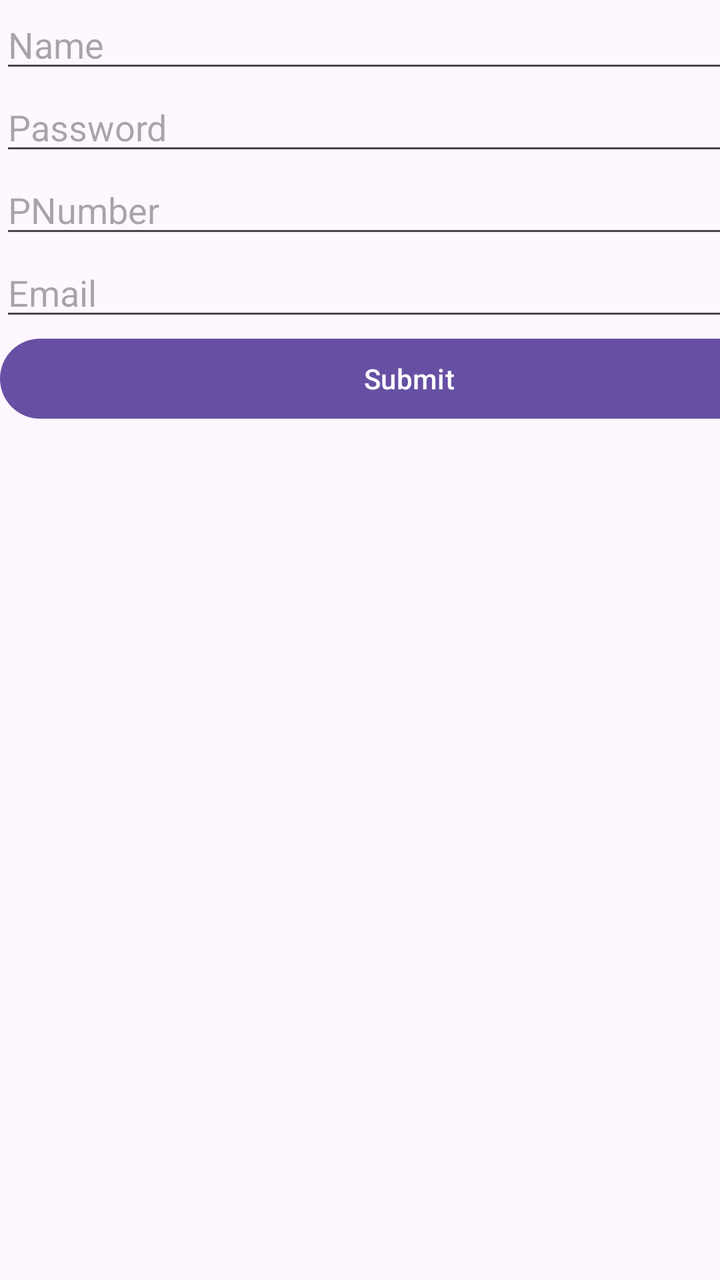
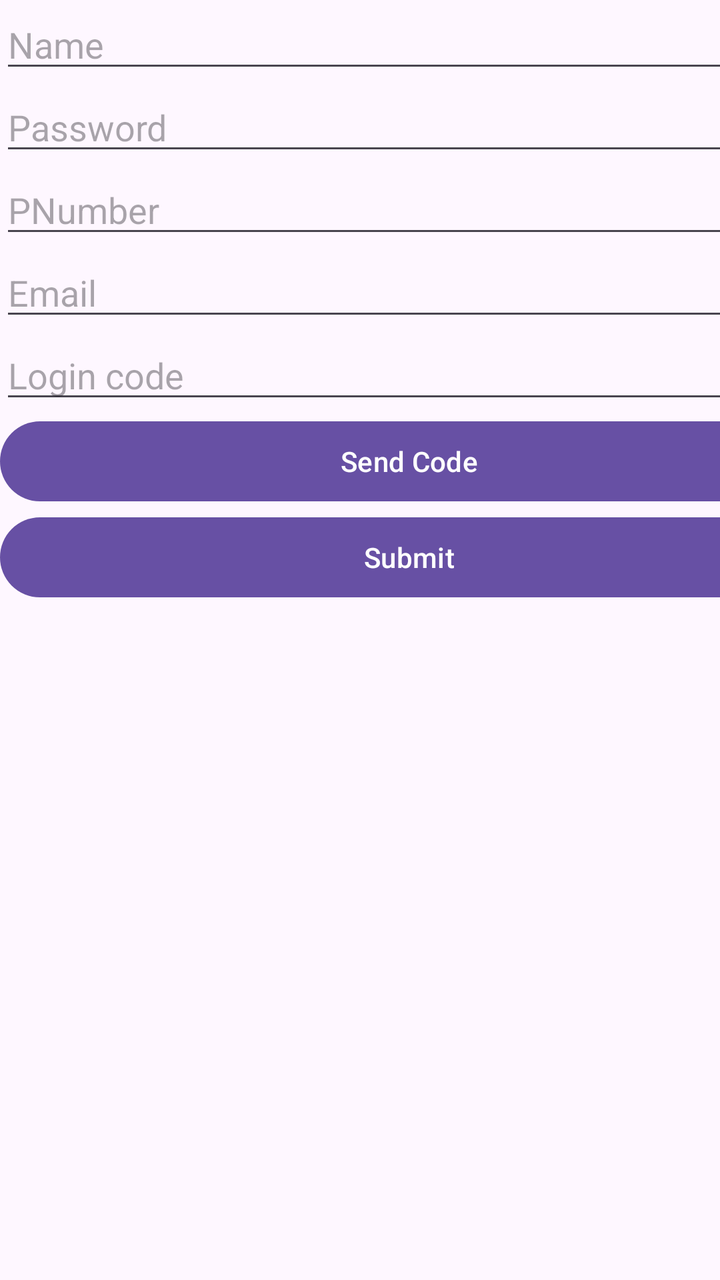

Before-and-after screenshots of an Android layout around one commit, followed by the original layout XML and the change that was made.
<!-- AndroidManifest.xml: application theme Theme.Lab2Email -->
<!-- res/layout/activity_main.xml -->
<?xml version="1.0" encoding="utf-8"?>
<androidx.constraintlayout.widget.ConstraintLayout xmlns:android="http://schemas.android.com/apk/res/android"
    xmlns:app="http://schemas.android.com/apk/res-auto"
    xmlns:tools="http://schemas.android.com/tools"
    android:id="@+id/main"
    android:layout_width="match_parent"
    android:layout_height="match_parent"
    tools:context=".MainActivity">

    <LinearLayout
        android:layout_width="409dp"
        android:layout_height="729dp"
        android:orientation="vertical"
        tools:layout_editor_absoluteX="1dp"
        tools:layout_editor_absoluteY="1dp">

        <EditText
            android:id="@+id/editTextText"
            android:layout_width="match_parent"
            android:layout_height="wrap_content"
            android:ems="10"
            android:hint="Name"
            android:inputType="text" />


        <EditText
            android:id="@+id/editTextTextPassword"
            android:layout_width="match_parent"
            android:layout_height="wrap_content"
            android:ems="10"
            android:hint="Password"
            android:inputType="textPassword"
            android:text="" />

        <EditText
            android:id="@+id/editTextPhone"
            android:layout_width="match_parent"
            android:layout_height="wrap_content"
            android:ems="10"
            android:hint="PNumber"
            android:inputType="phone" />

        <EditText
            android:id="@+id/editTextTextEmailAddress2"
            android:layout_width="match_parent"
            android:layout_height="wrap_content"
            android:ems="10"
            android:hint="Email"
            android:inputType="textEmailAddress" />

        <Button
            android:id="@+id/button"
            android:layout_width="match_parent"
            android:layout_height="wrap_content"
            android:text="Submit"
            android:onClick="buttonPress"
            />

    </LinearLayout>
</androidx.constraintlayout.widget.ConstraintLayout>
<!-- resources referenced by this layout -->
<resources>
  <style name="Theme.Lab2Email" parent="Base.Theme.Lab2Email" />
  <style name="Base.Theme.Lab2Email" parent="Theme.Material3.DayNight.NoActionBar">
          
          
      </style>
</resources>

<!-- the commit's change to res/layout/activity_main.xml (unified diff, before → after) -->
@@ -48,13 +48,27 @@
             android:hint="Email"
             android:inputType="textEmailAddress" />
 
+        <EditText
+            android:id="@+id/editTextCode"
+            android:layout_width="match_parent"
+            android:layout_height="wrap_content"
+            android:ems="10"
+            android:hint="Login code"
+            android:inputType="text" />
+
+        <Button
+            android:id="@+id/codebutton"
+            android:layout_width="match_parent"
+            android:layout_height="wrap_content"
+            android:onClick="sendCode"
+            android:text="Send Code" />
+
         <Button
             android:id="@+id/button"
             android:layout_width="match_parent"
             android:layout_height="wrap_content"
-            android:text="Submit"
             android:onClick="buttonPress"
-            />
+            android:text="Submit" />
 
     </LinearLayout>
 </androidx.constraintlayout.widget.ConstraintLayout>
